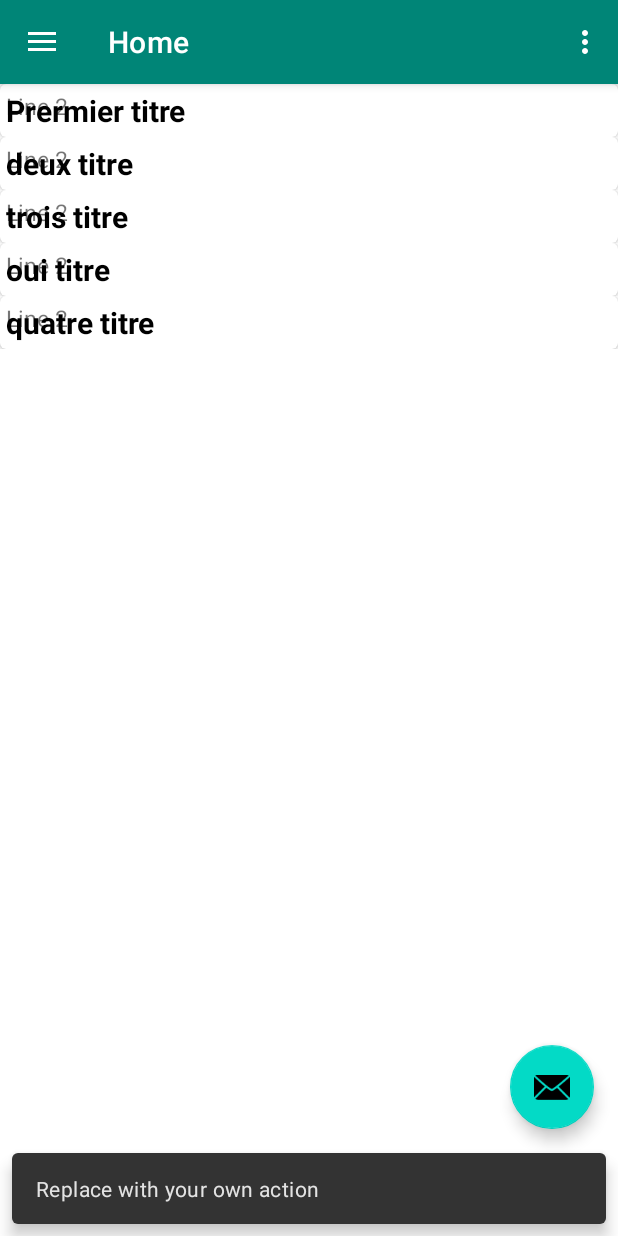
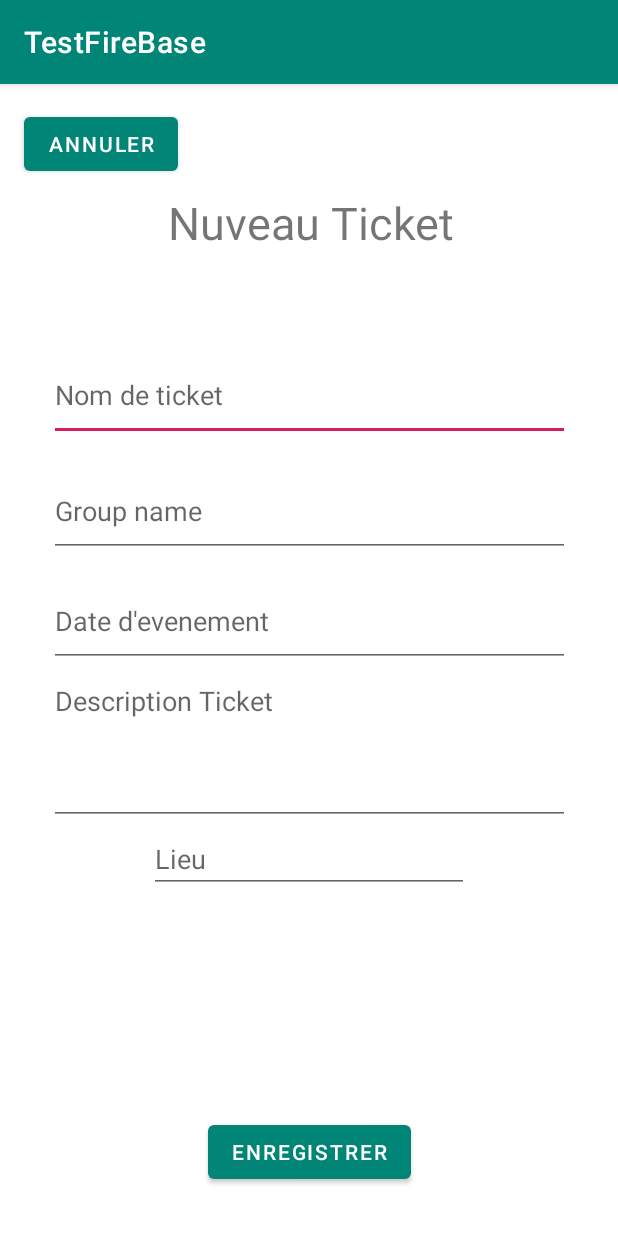
Before and after one commit to BeatlesBOB/Appytodo, an Android app: the Home screen opened directly, with no data from a screen before it, after a tap on an icon or button, on a phone screen of 412 x 824 dp. Run offline under Robolectric (Android 15) with nearby library versions, the phone set to English and light mode, and no system bars; our stand-ins replace Firebase (no records; nobody signed in at launch, a user with empty details on screens opened directly), navigation-ui; Roboto replaces fonts that are not available here.

Commit message:
Registre ticket activity

```diff
--- a/TestFireBase-master/app/build.gradle
+++ b/TestFireBase-master/app/build.gradle
@@ -45,9 +45,11 @@ dependencies {
     implementation 'androidx.navigation:navigation-fragment:2.1.0'
     implementation 'androidx.navigation:navigation-ui:2.1.0'
     implementation 'androidx.lifecycle:lifecycle-extensions:2.1.0'
+    implementation 'androidx.appcompat:appcompat:1.0.2'
     testImplementation 'junit:junit:4.12'
     androidTestImplementation 'androidx.test:runner:1.2.0'
     androidTestImplementation 'androidx.test.espresso:espresso-core:3.2.0'
+    implementation 'com.google.android.gms:play-services-maps:17.0.0'
 
 }
 apply plugin: 'com.google.gms.google-services'
--- a/TestFireBase-master/app/src/main/AndroidManifest.xml
+++ b/TestFireBase-master/app/src/main/AndroidManifest.xml
@@ -9,10 +9,11 @@
         android:roundIcon="@mipmap/ic_launcher_round"
         android:supportsRtl="true"
         android:theme="@style/AppTheme">
+        <activity android:name=".activity_ticket_registre"></activity>
         <activity
             android:name=".Home"
             android:label="@string/title_activity_home"
-            android:theme="@style/AppTheme.NoActionBar"></activity>
+            android:theme="@style/AppTheme.NoActionBar" />
         <activity android:name=".Registre" />
         <activity android:name=".MainActivity">
             <intent-filter>
--- a/TestFireBase-master/app/src/main/java/com/example/testfirebase/Home.java
+++ b/TestFireBase-master/app/src/main/java/com/example/testfirebase/Home.java
@@ -1,5 +1,6 @@
 package com.example.testfirebase;
 
+import android.content.Intent;
 import android.os.Bundle;
 
 import com.google.android.material.floatingactionbutton.FloatingActionButton;
@@ -37,8 +38,8 @@ public class Home extends AppCompatActivity {
         fab.setOnClickListener(new View.OnClickListener() {
             @Override
             public void onClick(View view) {
-                Snackbar.make(view, "Replace with your own action", Snackbar.LENGTH_LONG)
-                        .setAction("Action", null).show();
+                Intent intent = new Intent(Home.this, activity_ticket_registre.class);
+                startActivity(intent);
             }
         });
         DrawerLayout drawer = findViewById(R.id.drawer_layout);
--- a/TestFireBase-master/app/src/main/java/com/example/testfirebase/Registre.java
+++ b/TestFireBase-master/app/src/main/java/com/example/testfirebase/Registre.java
@@ -83,9 +83,11 @@ public class Registre extends AppCompatActivity {
 
 
 
+
                                     if (user != null) {
                                         // Name, email address, and profile photo Url
                                         String email = user.getEmail();
+
 
 
                                         // The user's ID, unique to the Firebase project. Do NOT use this value to
--- /dev/null
+++ b/TestFireBase-master/app/src/main/java/com/example/testfirebase/activity_ticket_registre.java
@@ -0,0 +1,87 @@
+package com.example.testfirebase;
+
+import androidx.annotation.NonNull;
+import androidx.appcompat.app.AppCompatActivity;
+
+import android.content.Intent;
+import android.os.Bundle;
+import android.util.Log;
+import android.view.View;
+import android.widget.Button;
+import android.widget.EditText;
+import android.widget.Toast;
+
+import com.google.android.gms.tasks.OnFailureListener;
+import com.google.android.gms.tasks.OnSuccessListener;
+import com.google.firebase.FirebaseApp;
+import com.google.firebase.auth.FirebaseAuth;
+import com.google.firebase.auth.FirebaseUser;
+import com.google.firebase.firestore.FirebaseFirestore;
+
+import java.util.HashMap;
+import java.util.Map;
+
+public class activity_ticket_registre extends AppCompatActivity {
+
+    EditText nom, group, date, description, lieu;
+    String NomData, GroupData, DateData, DescriptionData, LieuData;
+    private FirebaseFirestore db;
+    private FirebaseAuth mAuth;
+
+    @Override
+    protected void onCreate(Bundle savedInstanceState) {
+        super.onCreate(savedInstanceState);
+        setContentView(R.layout.activity_ticket_registre);
+
+        nom = (EditText) findViewById(R.id.nomTicket);
+        group = (EditText) findViewById(R.id.groupTicket);
+        date = (EditText) findViewById(R.id.dateTicket);
+        description = (EditText) findViewById(R.id.descriptionTicket);
+        lieu = (EditText) findViewById(R.id.lieuTicket);
+        db = FirebaseFirestore.getInstance();
+        mAuth = FirebaseAuth.getInstance();
+    }
+
+    public void Registre(View view) {
+        NomData = nom.getText().toString();
+        GroupData = group.getText().toString();
+        DateData = date.getText().toString();
+        DescriptionData = description.getText().toString();
+        LieuData = lieu.getText().toString();
+        FirebaseUser user = mAuth.getCurrentUser();
+        String idUser = user.getUid();
+
+        Map<String, Object> Ticket = new HashMap<>();
+        Ticket.put("nom", NomData);
+        Ticket.put("group", GroupData);
+        Ticket.put("date", DateData);
+        Ticket.put("description", DescriptionData);
+        Ticket.put("lieu", LieuData);
+        Ticket.put("auteurTicket", idUser);
+
+        db.collection("tickets").document().set(Ticket).addOnSuccessListener(new OnSuccessListener<Void>() {
+            @Override
+            public void onSuccess(Void aVoid) {
+
+                Toast.makeText(activity_ticket_registre.this, "Creation reussi.",
+                        Toast.LENGTH_SHORT).show();
+                Intent intent2 = new Intent(activity_ticket_registre.this, Home.class);
+                startActivity(intent2);
+
+
+            }
+        }).addOnFailureListener(new OnFailureListener() {
+                    @Override
+                    public void onFailure(@NonNull Exception e) {
+                        Toast.makeText(activity_ticket_registre.this, "Creation non reussi.",
+                                Toast.LENGTH_SHORT).show();
+                    }
+                });
+    }
+
+
+        public void Back (View view){
+            Intent intent = new Intent(activity_ticket_registre.this, Home.class);
+            startActivity(intent);
+        }
+    }
--- /dev/null
+++ b/TestFireBase-master/app/src/main/res/drawable/ic_note_add_black_24dp.xml
@@ -0,0 +1,5 @@
+<vector android:height="24dp" android:tint="#FFFFFF"
+    android:viewportHeight="24.0" android:viewportWidth="24.0"
+    android:width="24dp" xmlns:android="http://schemas.android.com/apk/res/android">
+    <path android:fillColor="#FF000000" android:pathData="M14,2L6,2c-1.1,0 -1.99,0.9 -1.99,2L4,20c0,1.1 0.89,2 1.99,2L18,22c1.1,0 2,-0.9 2,-2L20,8l-6,-6zM16,16h-3v3h-2v-3L8,16v-2h3v-3h2v3h3v2zM13,9L13,3.5L18.5,9L13,9z"/>
+</vector>
--- /dev/null
+++ b/TestFireBase-master/app/src/main/res/layout/activity_ticket_registre.xml
@@ -0,0 +1,102 @@
+<?xml version="1.0" encoding="utf-8"?>
+<androidx.constraintlayout.widget.ConstraintLayout xmlns:android="http://schemas.android.com/apk/res/android"
+    xmlns:app="http://schemas.android.com/apk/res-auto"
+    xmlns:tools="http://schemas.android.com/tools"
+    android:layout_width="match_parent"
+    android:layout_height="match_parent"
+    tools:context=".activity_ticket_registre">
+
+    <Button
+        android:id="@+id/btn_cancel"
+        android:layout_width="wrap_content"
+        android:layout_height="wrap_content"
+        android:layout_marginStart="16dp"
+        android:layout_marginTop="16dp"
+        android:onClick="Back"
+        android:text="Annuler"
+        app:layout_constraintStart_toStartOf="parent"
+        app:layout_constraintTop_toTopOf="parent" />
+
+    <Button
+        android:id="@+id/btn_save"
+        android:layout_width="wrap_content"
+        android:layout_height="wrap_content"
+        android:layout_marginBottom="32dp"
+        android:onClick="Registre"
+        android:text="Enregistrer"
+        app:layout_constraintBottom_toBottomOf="parent"
+        app:layout_constraintEnd_toEndOf="parent"
+        app:layout_constraintStart_toStartOf="parent" />
+
+    <TextView
+        android:id="@+id/textView4"
+        android:layout_width="wrap_content"
+        android:layout_height="wrap_content"
+        android:layout_marginTop="72dp"
+        android:text="Nuveau Ticket"
+        android:textSize="30sp"
+        app:layout_constraintEnd_toEndOf="parent"
+        app:layout_constraintHorizontal_bias="0.509"
+        app:layout_constraintStart_toStartOf="parent"
+        app:layout_constraintTop_toTopOf="parent" />
+
+    <EditText
+        android:id="@+id/nomTicket"
+        android:layout_width="347dp"
+        android:layout_height="61dp"
+        android:layout_marginTop="64dp"
+        android:ems="10"
+        android:hint="Nom de ticket"
+        android:inputType="textPersonName"
+        app:layout_constraintEnd_toEndOf="parent"
+        app:layout_constraintStart_toStartOf="parent"
+        app:layout_constraintTop_toBottomOf="@+id/textView4" />
+
+    <EditText
+        android:id="@+id/groupTicket"
+        android:layout_width="347dp"
+        android:layout_height="61dp"
+        android:layout_marginTop="16dp"
+        android:ems="10"
+        android:hint="Group name"
+        android:inputType="textPersonName"
+        app:layout_constraintEnd_toEndOf="parent"
+        app:layout_constraintStart_toStartOf="parent"
+        app:layout_constraintTop_toBottomOf="@+id/nomTicket" />
+
+    <EditText
+        android:id="@+id/dateTicket"
+        android:layout_width="347dp"
+        android:layout_height="61dp"
+        android:layout_marginTop="12dp"
+        android:ems="10"
+        android:hint="Date d'evenement"
+        android:inputType="textPersonName"
+        app:layout_constraintEnd_toEndOf="parent"
+        app:layout_constraintStart_toStartOf="parent"
+        app:layout_constraintTop_toBottomOf="@+id/groupTicket" />
+
+    <EditText
+        android:id="@+id/descriptionTicket"
+        android:layout_width="347dp"
+        android:layout_height="105dp"
+        android:ems="10"
+        android:gravity="start|top"
+        android:hint="Description Ticket"
+        android:inputType="textMultiLine"
+        app:layout_constraintEnd_toEndOf="parent"
+        app:layout_constraintStart_toStartOf="parent"
+        app:layout_constraintTop_toBottomOf="@+id/dateTicket" />
+
+    <EditText
+        android:id="@+id/lieuTicket"
+        android:layout_width="wrap_content"
+        android:layout_height="wrap_content"
+        android:ems="10"
+        android:hint="Lieu"
+        android:inputType="textPersonName"
+        app:layout_constraintEnd_toEndOf="parent"
+        app:layout_constraintStart_toStartOf="parent"
+        app:layout_constraintTop_toBottomOf="@+id/descriptionTicket" />
+
+</androidx.constraintlayout.widget.ConstraintLayout>
--- a/TestFireBase-master/app/src/main/res/layout/app_bar_home.xml
+++ b/TestFireBase-master/app/src/main/res/layout/app_bar_home.xml
@@ -28,6 +28,6 @@
         android:layout_height="wrap_content"
         android:layout_gravity="bottom|end"
         android:layout_margin="@dimen/fab_margin"
-        app:srcCompat="@android:drawable/ic_dialog_email" />
+        app:srcCompat="@android:drawable/ic_input_add" />
 
 </androidx.coordinatorlayout.widget.CoordinatorLayout>
```
